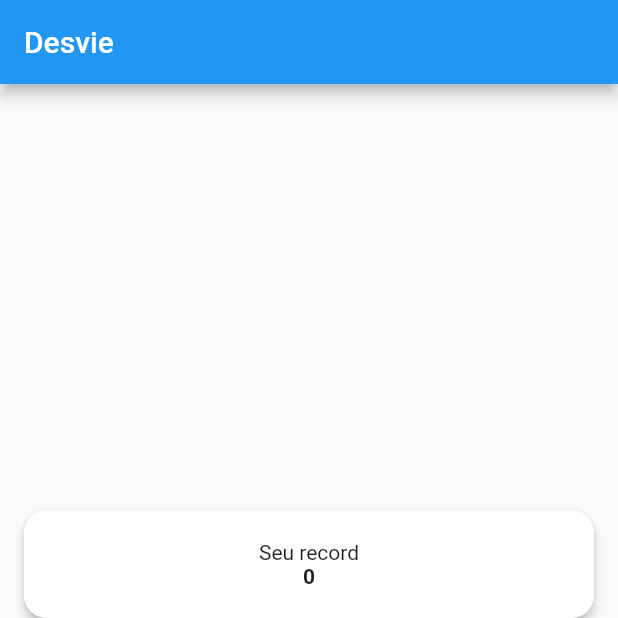
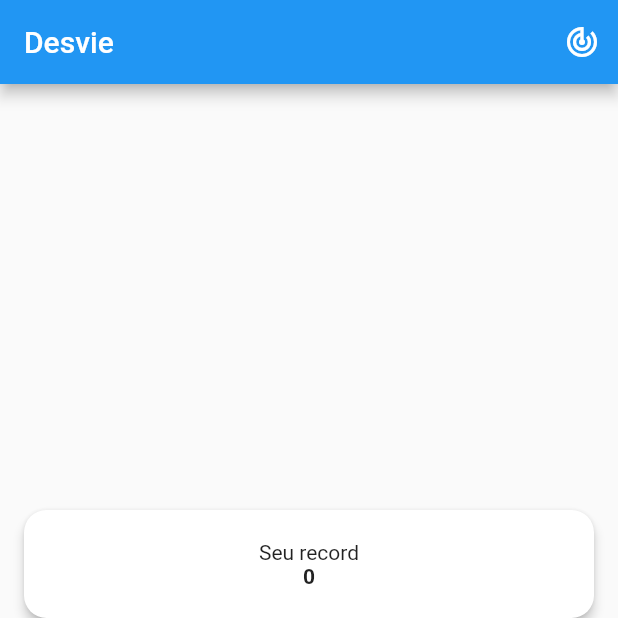
Before and after one commit to chico3434/desvie-mobile, a Flutter app: the screen it shows after launch, on a phone screen of 412 x 824 dp, the top half of it. Run offline on Flutter 3.47's test engine with Material 2 defaults, Android fonts, the light colour scheme and no system bars; our stand-ins replace shared_preferences.

Commit message:
Dark theme implementado

```diff
--- a/lib/app.dart
+++ b/lib/app.dart
@@ -1,11 +1,19 @@
+import 'package:desvie/theme_manager.dart';
 import 'package:flutter/material.dart';
 import 'package:desvie/screens/home_screen.dart';
+import 'package:provider/provider.dart';
 
 class App extends StatelessWidget {
   @override
   Widget build(BuildContext context) {
-    return MaterialApp(
-      home: HomeScreen(),
+    return ChangeNotifierProvider<ThemeManager>(
+      create: (_) => ThemeManager(),
+      child: Consumer<ThemeManager>(builder: (context, manager, _) {
+        return MaterialApp(
+          theme: manager.themeData,
+          home: HomeScreen(),
+        );
+      }),
     );
   }
 }
--- /dev/null
+++ b/lib/app_themes.dart
@@ -0,0 +1,16 @@
+import 'package:flutter/material.dart';
+
+enum AppTheme { White, Dark }
+
+String enumName(AppTheme anyEnum) {
+  return anyEnum.toString().split('.')[1];
+}
+
+final appThemeData = {
+  AppTheme.White: ThemeData(
+    brightness: Brightness.light,
+  ),
+  AppTheme.Dark: ThemeData(
+    brightness: Brightness.dark,
+  ),
+};
--- a/lib/global.dart
+++ b/lib/global.dart
@@ -1,6 +1,9 @@
 import 'dart:ui' as ui;
+
+import 'package:desvie/app_themes.dart';
 
 class Global {
   static int score = 0;
   static ui.Image playerImage;
+  static AppTheme appTheme = AppTheme.White;
 }
--- a/lib/screens/home_screen.dart
+++ b/lib/screens/home_screen.dart
@@ -1,6 +1,9 @@
+import 'package:desvie/app_themes.dart';
+import 'package:desvie/theme_manager.dart';
 import 'package:flutter/material.dart';
 import 'package:desvie/global.dart';
 import 'package:desvie/screens/game_screen.dart';
+import 'package:provider/provider.dart';
 import 'package:shared_preferences/shared_preferences.dart';
 
 class HomeScreen extends StatefulWidget {
@@ -31,9 +34,24 @@ class _HomeScreenState extends State<HomeScreen> {
 
   @override
   Widget build(BuildContext context) {
+    ThemeManager _themeManager = Provider.of<ThemeManager>(context);
     return Scaffold(
       appBar: AppBar(
         title: Text('Desvie'),
+        actions: [
+          IconButton(
+            icon: Icon(Icons.track_changes),
+            onPressed: () {
+              if (Global.appTheme == AppTheme.White) {
+                _themeManager.setTheme(AppTheme.Dark);
+                Global.appTheme = AppTheme.Dark;
+              } else {
+                _themeManager.setTheme(AppTheme.White);
+                Global.appTheme = AppTheme.White;
+              }
+            },
+          )
+        ],
       ),
       body: Container(
         padding: EdgeInsets.all(12),
--- /dev/null
+++ b/lib/theme_manager.dart
@@ -0,0 +1,36 @@
+import 'package:flutter/material.dart';
+import 'package:desvie/app_themes.dart';
+import 'package:shared_preferences/shared_preferences.dart';
+
+class ThemeManager with ChangeNotifier {
+  ThemeData _themeData;
+
+  final _themePreference = "theme_preference";
+
+  ThemeManager() {
+    _loadTheme();
+  }
+
+  void _loadTheme() {
+    SharedPreferences.getInstance().then((prefs) {
+      int preferredTheme = prefs.getInt(_themePreference) ?? 0;
+      _themeData = appThemeData[AppTheme.values[preferredTheme]];
+      notifyListeners();
+    });
+  }
+
+  ThemeData get themeData {
+    if (_themeData == null) {
+      _themeData = appThemeData[AppTheme.White];
+    }
+    return _themeData;
+  }
+
+  setTheme(AppTheme theme) async {
+    _themeData = appThemeData[theme];
+    notifyListeners();
+
+    var prefs = await SharedPreferences.getInstance();
+    prefs.setInt(_themePreference, AppTheme.values.indexOf(theme));
+  }
+}
--- a/pubspec.yaml
+++ b/pubspec.yaml
@@ -15,7 +15,7 @@ publish_to: 'none' # Remove this line if you wish to publish to pub.dev
 # In iOS, build-name is used as CFBundleShortVersionString while build-number used as CFBundleVersion.
 # Read more about iOS versioning at
 # https://developer.apple.com/library/archive/documentation/General/Reference/InfoPlistKeyReference/Articles/CoreFoundationKeys.html
-version: 0.0.4+1
+version: 0.0.5+1
 
 environment:
   sdk: ">=2.7.0 <3.0.0"
@@ -24,6 +24,7 @@ dependencies:
   flutter:
     sdk: flutter
   shared_preferences: "0.5.12+4"
+  provider: ^4.0.2
 
 
   # The following adds the Cupertino Icons font to your application.
```
Also changed, not shown: pubspec.lock.
